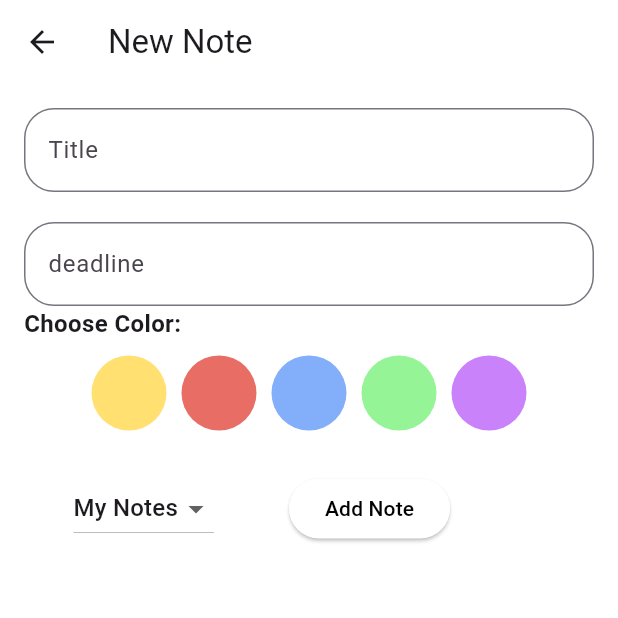
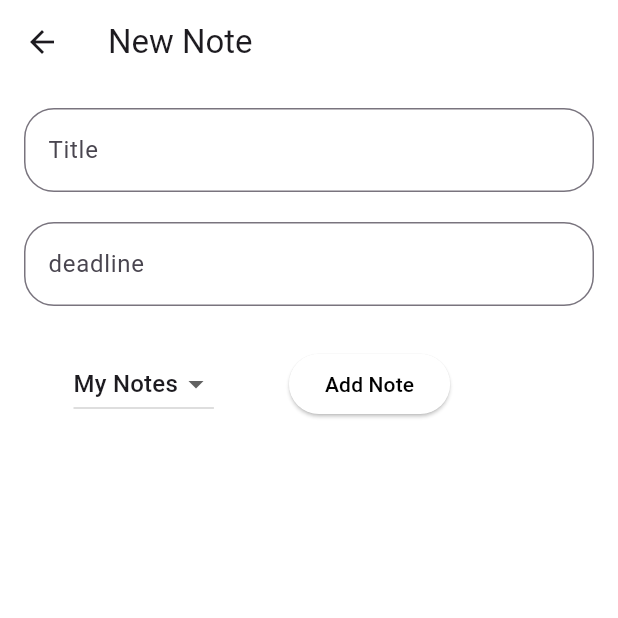
Before and after one commit to SalmaMourad/NoteApp, a Flutter app: the ToDoEditScreen screen opened directly, on a phone screen of 412 x 824 dp, the top half of it. Run offline on Flutter 3.47's test engine with Material 3 defaults, Android fonts, the phone set to English and light mode, and no system bars; our stand-ins replace flutter_colorpicker, shared_preferences; missing offline and left inert: flutter_check_box_rounded; accounts and stored records are empty.

```diff
--- a/simple_notes_app/lib/Timer/ToggleButtonsScreen.dart
+++ b/simple_notes_app/lib/Timer/ToggleButtonsScreen.dart
@@ -46,7 +46,7 @@ class _ToggleWidgetsScreenState extends State<ToggleWidgetsScreen> {
 
   @override
   Widget build(BuildContext context) {
-    return Scaffold(
+    return Scaffold(backgroundColor:Colors.white,
       body: Column(
         mainAxisAlignment: MainAxisAlignment.start,
         children: [
--- a/simple_notes_app/lib/toDoList/screens/ToDoEditScreen.dart
+++ b/simple_notes_app/lib/toDoList/screens/ToDoEditScreen.dart
@@ -168,7 +168,7 @@ class _ToDoEditScreenState extends State<ToDoEditScreen> {
                 //   },
                 // ),
                 // SizedBox(height: 20),
-                _buildColorPicker(),
+                // _buildColorPicker(),
                 SizedBox(height: 20),
                 Padding(
                   padding: const EdgeInsets.all(8.0),
@@ -215,40 +215,40 @@ class _ToDoEditScreenState extends State<ToDoEditScreen> {
     );
   }
 
-  Widget _buildColorPicker() {
-    return Column(
-      children: [
-        Row(
-          children: [
-            Text(
-              "Choose Color:",
-              style: TextStyle(fontWeight: FontWeight.bold, fontSize: 16),
-            ),
-          ],
-        ),
-        SizedBox(height: 10),
-        Wrap(
-          spacing: 10,
-          children: _colors.map((color) {
-            return GestureDetector(
-              onTap: () {
-                setState(() {
-                  _selectedColor = color;
-                });
-              },
-              child: CircleAvatar(
-                radius: 25,
-                backgroundColor: color,
-                child: _selectedColor == color
-                    ? Icon(Icons.check, color: Colors.white)
-                    : Container(),
-              ),
-            );
-          }).toList(),
-        ),
-      ],
-    );
-  }
+  // Widget _buildColorPicker() {
+  //   return Column(
+  //     children: [
+  //       // Row(
+  //       //   children: [
+  //       //     // Text(
+  //       //     //   "Choose Color:",
+  //       //     //   style: TextStyle(fontWeight: FontWeight.bold, fontSize: 16),
+  //       //     // ),
+  //       //   ],
+  //       // ),
+  //       // SizedBox(height: 10),
+  //       // Wrap(
+  //       //   spacing: 10,
+  //       //   children: _colors.map((color) {
+  //       //     return GestureDetector(
+  //       //       onTap: () {
+  //       //         setState(() {
+  //       //           _selectedColor = color;
+  //       //         });
+  //       //       },
+  //       //       child: CircleAvatar(
+  //       //         radius: 25,
+  //       //         backgroundColor: color,
+  //       //         child: _selectedColor == color
+  //       //             ? Icon(Icons.check, color: Colors.white)
+  //       //             : Container(),
+  //       //       ),
+  //       //     );
+  //       //   }).toList(),
+  //       // ),
+  //     ],
+  //   );
+  // }
 }
 
 // import 'package:flutter/material.dart';
--- a/simple_notes_app/lib/toDoList/screens/ToDoScreen.dart
+++ b/simple_notes_app/lib/toDoList/screens/ToDoScreen.dart
@@ -28,7 +28,7 @@ class _ToDoScreenState extends State<ToDoScreen> {
       backgroundColor: Colors.white,
       appBar: AppBar(
         backgroundColor: Colors.white,
-        title: Text(selectedFolder == null ? 'My Notes' : selectedFolder!),
+        title: Text(selectedFolder == null ? 'My Tasks' : selectedFolder!),
         actions: [
           IconButton(
             icon: const Icon(Icons.add),
```
Also changed, not shown: simple_notes_app/lib/n/TheMain.dart (added, +36 -0 lines), simple_notes_app/lib/n/navBar.dart (added, +96 -0 lines).
